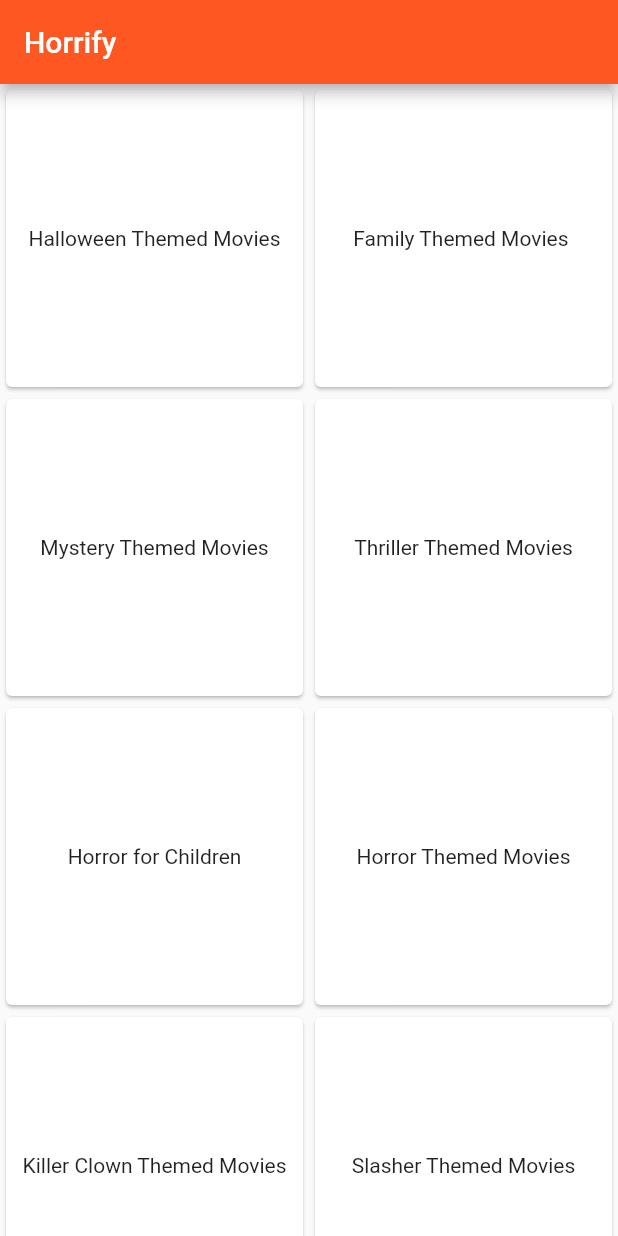
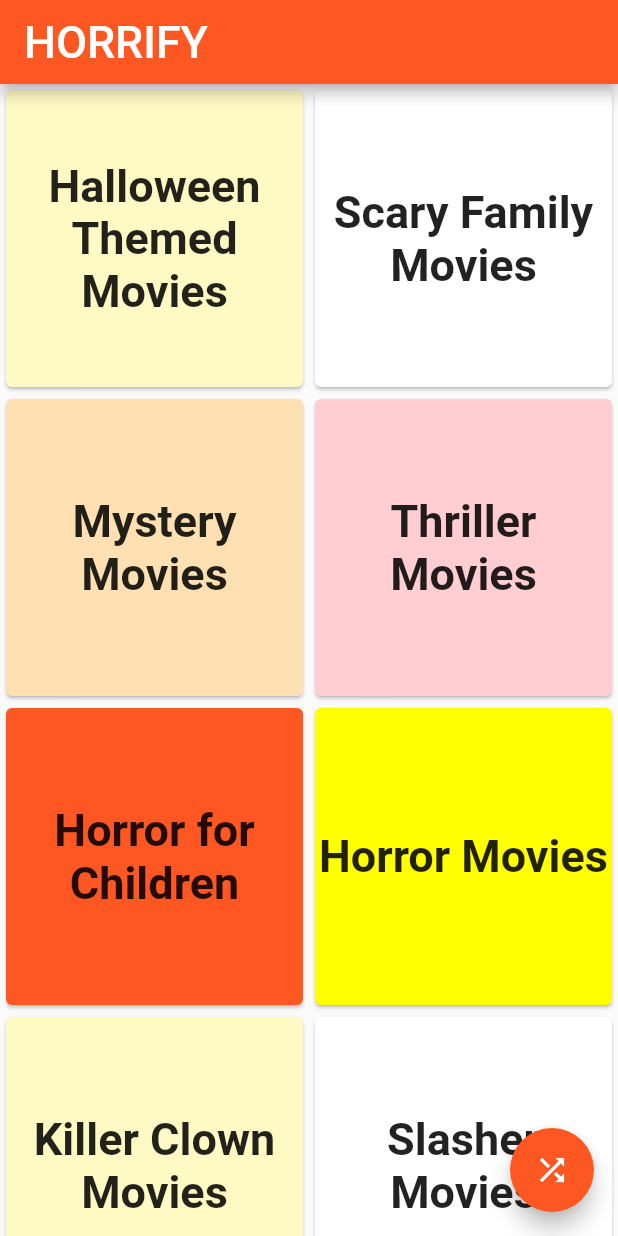
Before and after one commit to kylejava/HackorTreat2020, a Flutter app: the screen it shows after launch, on a phone screen of 412 x 824 dp. Run offline on Flutter 3.47's test engine with Material 2 defaults, Android fonts, the phone set to English and light mode, and no system bars; our stand-ins replace flutter_spinkit.

Commit message:
Working on randomzie feature

```diff
--- a/lib/pages/genrelist.dart
+++ b/lib/pages/genrelist.dart
@@ -8,13 +8,22 @@ class GenreList extends StatefulWidget {
 }
 
 class _GenreListState extends State<GenreList> {
+  List _colors = [
+    Colors.yellow[100],
+    Colors.orangeAccent[50],
+    Colors.orange[100],
+    Colors.red[100],
+    Colors.deepOrange,
+    Colors.yellowAccent
+  ];
   @override
   Widget build(BuildContext context) {
     return Scaffold(
         appBar: AppBar(
-          title: Text('Horrify'),
+          title: Text('HORRIFY' , style: TextStyle(fontSize: 30.0),),
           backgroundColor: Colors.deepOrange,
         ),
+
         body: GridView.builder(
           itemCount: genres.length,
           gridDelegate: SliverGridDelegateWithFixedCrossAxisCount(crossAxisCount: 2),
@@ -29,12 +38,31 @@ class _GenreListState extends State<GenreList> {
 
               },
               child: Card(
-                child: Center(child: Text(genres[index]['name']),),
+                color: _colors[index % _colors.length],
+                child: Center(
+                  child: Align(
+                    alignment: Alignment.center,
+                    child: Text(
+                      genres[index]['name'],
+                      textAlign: TextAlign.center,
+                      style: TextStyle(
+                          fontSize: 30.0,
+                        fontWeight: FontWeight.bold
+                      ),
+                    ),
+                  ),
+                ),
               ),
             );
           },
         ),
+      floatingActionButton: FloatingActionButton(
+        onPressed: () {
+          print("work on this later");
+        },
+        child: Icon(Icons.shuffle),
+        backgroundColor: Colors.deepOrange,
+      ),
       );
-
   }
 }
--- a/lib/services/ListOfGenres.dart
+++ b/lib/services/ListOfGenres.dart
@@ -3,15 +3,15 @@ List genres = [
   "name": "Halloween Themed Movies",
   "id": 3335},
   {
-    "name": "Family Themed Movies ",
+    "name": "Scary Family Movies ",
     "id": 18035
   },
   {
-    "name": "Mystery Themed Movies",
+    "name": "Mystery Movies",
     "id": 10092
   },
   {
-    "name": "Thriller Themed Movies",
+    "name": "Thriller Movies",
     "id": 9950
   },
   {
@@ -19,15 +19,23 @@ List genres = [
     "id": 183427
   },
   {
-  "name": "Horror Themed Movies",
+  "name": "Horror Movies",
   "id": 8087
   },
   {
-    "name": "Killer Clown Themed Movies",
+    "name": "Killer Clown Movies",
     "id":176691
   },
   {
-    "name": "Slasher Themed Movies",
+    "name": "Slasher Movies",
     "id": 12339
+  },
+  {
+    "name": "Murder Movies",
+    "id": 9826
+  },
+  {
+    "name": "Scary Children Book Movies",
+    "id": 15101
   }
   ];
--- a/pubspec.yaml
+++ b/pubspec.yaml
@@ -25,6 +25,7 @@ dependencies:
     sdk: flutter
   http: ^0.12.2
   flutter_spinkit: ^4.1.2+1
+  url_launcher: ^5.7.8
 
 
   # The following adds the Cupertino Icons font to your application.
```
Also changed, not shown: lib/pages/movie.dart (+26 -8 lines), lib/pages/movielist.dart (+23 -1 lines), lib/services/randomize.dart (added), pubspec.lock.
